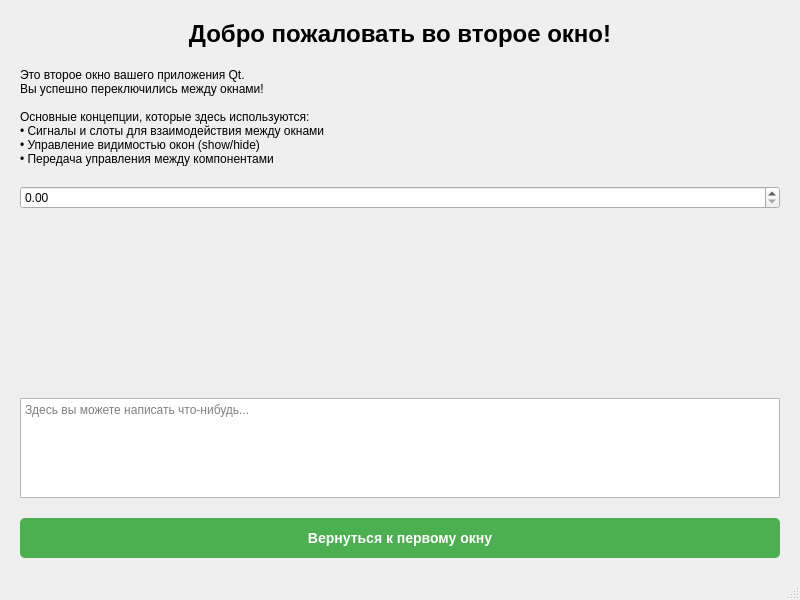
First picture: the form in src/secondwindow.ui, repository RA6AMO/qt_mill, before the edit.
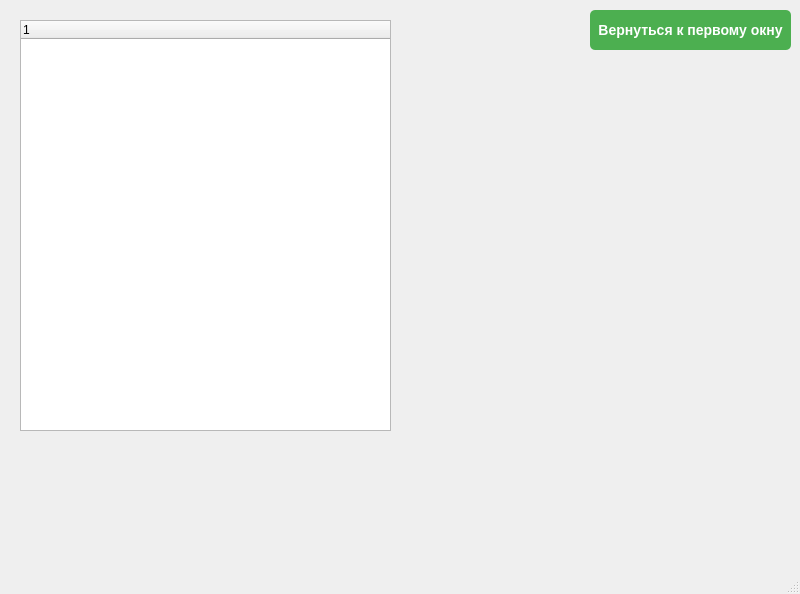
Second picture: the form after the edit.

Diff of the .ui file:
```diff
--- a/src/secondwindow.ui
+++ b/src/secondwindow.ui
@@ -7,100 +7,30 @@
     <x>0</x>
     <y>0</y>
     <width>800</width>
-    <height>600</height>
+    <height>594</height>
    </rect>
   </property>
   <property name="windowTitle">
    <string>Второе окно</string>
   </property>
   <widget class="QWidget" name="centralwidget">
-   <layout class="QVBoxLayout" name="verticalLayout">
-    <property name="spacing">
-     <number>20</number>
+   <widget class="QPushButton" name="backButton">
+    <property name="geometry">
+     <rect>
+      <x>590</x>
+      <y>10</y>
+      <width>201</width>
+      <height>40</height>
+     </rect>
     </property>
-    <property name="leftMargin">
-     <number>20</number>
+    <property name="minimumSize">
+     <size>
+      <width>0</width>
+      <height>40</height>
+     </size>
     </property>
-    <property name="topMargin">
-     <number>20</number>
-    </property>
-    <property name="rightMargin">
-     <number>20</number>
-    </property>
-    <property name="bottomMargin">
-     <number>20</number>
-    </property>
-    <item>
-     <widget class="QLabel" name="titleLabel">
-      <property name="text">
-       <string>&lt;html&gt;&lt;head/&gt;&lt;body&gt;&lt;p align=&quot;center&quot;&gt;&lt;span style=&quot; font-size:18pt; font-weight:600;&quot;&gt;Добро пожаловать во второе окно!&lt;/span&gt;&lt;/p&gt;&lt;/body&gt;&lt;/html&gt;</string>
-      </property>
-      <property name="alignment">
-       <set>Qt::AlignmentFlag::AlignCenter</set>
-      </property>
-     </widget>
-    </item>
-    <item>
-     <widget class="QLabel" name="infoLabel">
-      <property name="text">
-       <string>Это второе окно вашего приложения Qt.
-Вы успешно переключились между окнами!
-
-Основные концепции, которые здесь используются:
-• Сигналы и слоты для взаимодействия между окнами
-• Управление видимостью окон (show/hide)
-• Передача управления между компонентами</string>
-      </property>
-      <property name="alignment">
-       <set>Qt::AlignmentFlag::AlignTop</set>
-      </property>
-      <property name="wordWrap">
-       <bool>true</bool>
-      </property>
-     </widget>
-    </item>
-    <item>
-     <widget class="QDoubleSpinBox" name="doubleSpinBox"/>
-    </item>
-    <item>
-     <spacer name="verticalSpacer">
-      <property name="orientation">
-       <enum>Qt::Orientation::Vertical</enum>
-      </property>
-      <property name="sizeType">
-       <enum>QSizePolicy::Policy::Expanding</enum>
-      </property>
-      <property name="sizeHint" stdset="0">
-       <size>
-        <width>20</width>
-        <height>40</height>
-       </size>
-      </property>
-     </spacer>
-    </item>
-    <item>
-     <widget class="QTextEdit" name="textEdit">
-      <property name="maximumSize">
-       <size>
-        <width>16777215</width>
-        <height>100</height>
-       </size>
-      </property>
-      <property name="placeholderText">
-       <string>Здесь вы можете написать что-нибудь...</string>
-      </property>
-     </widget>
-    </item>
-    <item>
-     <widget class="QPushButton" name="backButton">
-      <property name="minimumSize">
-       <size>
-        <width>0</width>
-        <height>40</height>
-       </size>
-      </property>
-      <property name="styleSheet">
-       <string notr="true">QPushButton {
+    <property name="styleSheet">
+     <string notr="true">QPushButton {
     background-color: #4CAF50;
     color: white;
     border: none;
@@ -114,13 +44,26 @@
 QPushButton:pressed {
     background-color: #3d8b40;
 }</string>
-      </property>
-      <property name="text">
-       <string>Вернуться к первому окну</string>
-      </property>
-     </widget>
-    </item>
-   </layout>
+    </property>
+    <property name="text">
+     <string>Вернуться к первому окну</string>
+    </property>
+   </widget>
+   <widget class="QTreeWidget" name="treeWidget">
+    <property name="geometry">
+     <rect>
+      <x>20</x>
+      <y>20</y>
+      <width>371</width>
+      <height>411</height>
+     </rect>
+    </property>
+    <column>
+     <property name="text">
+      <string notr="true">1</string>
+     </property>
+    </column>
+   </widget>
   </widget>
   <widget class="QMenuBar" name="menubar">
    <property name="geometry">
```
